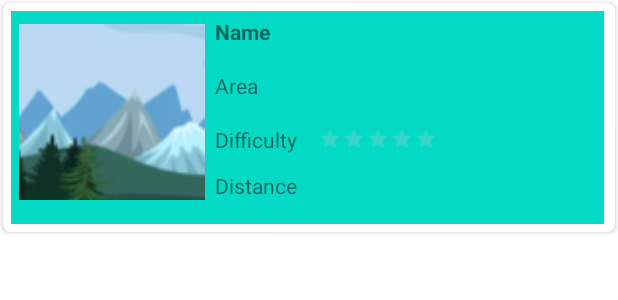
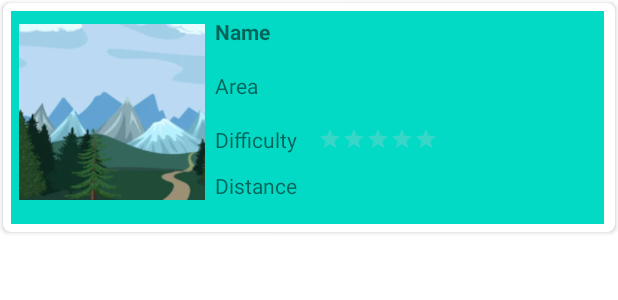
Before and after one commit to yangyulu1114/WhatAHike, an Android app: the layout trail_layout.xml on its own in the app's theme, with its tools: preview values and no code run, on a phone screen of 412 x 824 dp. Shown: the top 300 px of the screen. Run offline under Robolectric (Android 15) with nearby library versions, the light colour scheme and no system bars.

Commit message:
modify ui

```diff
--- a/app/src/main/java/com/ebookfrenzy/whatahike/ui/adapter/RecyclerAdapter.java
+++ b/app/src/main/java/com/ebookfrenzy/whatahike/ui/adapter/RecyclerAdapter.java
@@ -106,6 +106,7 @@ public class RecyclerAdapter extends RecyclerView.Adapter<RecyclerAdapter.MyView
     public void onBindViewHolder(@NonNull MyViewHolder holder, int position) {
 
         Trail trail = trailList.get(position);
+        holder.trailImg.setImageResource(R.drawable.ic_banner);
         ImageLoader.loadImage(trail.getIconURL(), new Listener<Bitmap>() {
             @Override
             public void onSuccess(Bitmap data) {
--- a/app/src/main/res/layout/trail_layout.xml
+++ b/app/src/main/res/layout/trail_layout.xml
@@ -27,7 +27,7 @@
             android:contentDescription="This image acts as an icon."
             android:padding="3dp"
             android:scaleType="centerCrop"
-            android:src="@mipmap/ic_banner"
+            android:src="@drawable/ic_banner"
             app:layout_constraintStart_toStartOf="parent"
             app:layout_constraintTop_toTopOf="parent" />
 
```
Also changed, not shown: app/src/main/res/drawable/ic_banner.png (added).
